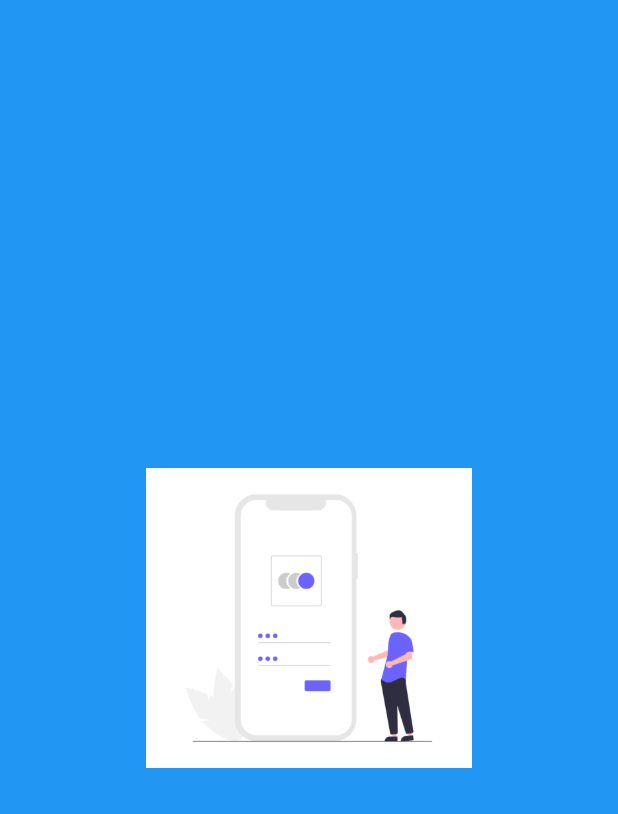
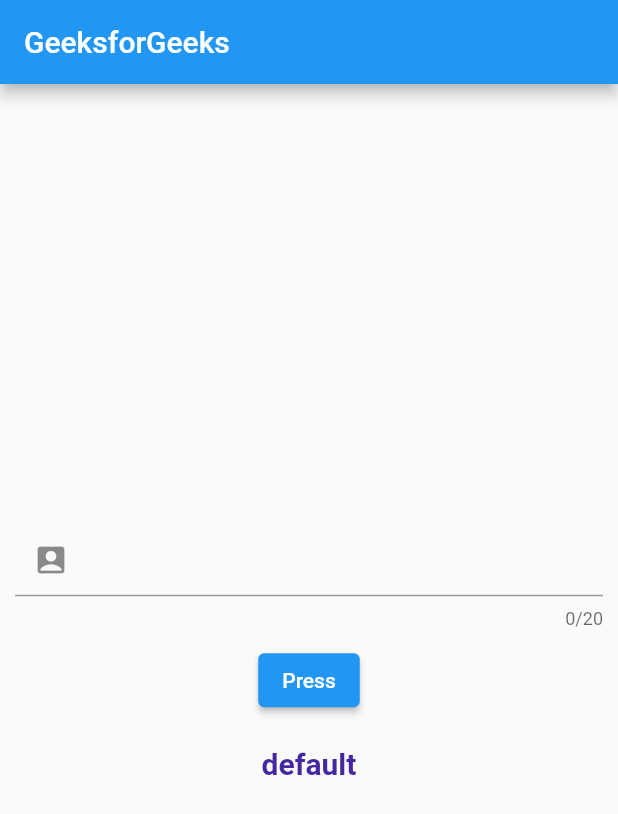
Before and after one commit to shubhamprajapati241/flutter_git, a Flutter app: the screen it shows after launch, on a phone screen of 412 x 824 dp. Shown: the top 814 px of the screen. Run offline on Flutter 3.47's test engine with Material 2 defaults, Android fonts, the phone set to English and light mode, and no system bars.

Commit message:
textfield  completed

```diff
--- a/lib/main.dart
+++ b/lib/main.dart
@@ -4,18 +4,78 @@ void main() {
   runApp(MyApp());
 }
 
-class MyApp extends StatelessWidget {
+class MyApp extends StatefulWidget {
+  @override
+  _MyAppState createState() => _MyAppState();
+}
+
+class _MyAppState extends State<MyApp> {
+  String myvar;
+  String displaytext = "default";
+
+  void showText() {
+    setState(() {
+      displaytext = myvar;
+    });
+  }
+
   @override
   Widget build(BuildContext context) {
-    return Container(
-      decoration: BoxDecoration(
-        color: Colors.blue,
-      ),
-      child: Center(
-        child: Image.asset(
-          "assets/images/log.png",
-          height: 200,
-          width: 300,
+    return MaterialApp(
+      home: Scaffold(
+        appBar: AppBar(
+          title: Text('GeeksforGeeks'),
+        ),
+        body: Column(
+          mainAxisAlignment: MainAxisAlignment.center,
+          children: <Widget>[
+            Padding(
+              padding: const EdgeInsets.all(10.0),
+              child: TextField(
+                onChanged: (text) {
+                  myvar = text;
+                },
+                // decoration: InputDecoration(
+                //     fillColor: Colors.black,
+                //     border: OutlineInputBorder(),
+                //     labelText: "Username",
+                //     hintText: "Please enter your username",
+                //     helperText: "e.g : Shubham ",
+                //     helperStyle: TextStyle(
+                //       color: Colors.red[500],
+                //       fontWeight: FontWeight.bold,
+                //       fontSize: 15.0,
+                //     )),
+                // decoration: InputDecoration.collapsed(hintText: "Username"),
+
+                decoration: InputDecoration(
+                  prefixIcon: Icon(Icons.account_box),
+                ),
+                autocorrect: true,
+                maxLength: 20,
+                style: TextStyle(
+                  // backgroundColor: Colors.blue,
+                  color: Colors.red,
+                  fontSize: 20.0,
+                ),
+              ),
+            ),
+            ElevatedButton(
+              onPressed: showText,
+              child: Text("Press"),
+            ),
+            Padding(
+              padding: const EdgeInsets.all(20.0),
+              child: Text(
+                "$displaytext",
+                style: TextStyle(
+                  fontSize: 20.0,
+                  fontWeight: FontWeight.bold,
+                  color: Colors.deepPurple[800],
+                ),
+              ),
+            ),
+          ],
         ),
       ),
     );
```
